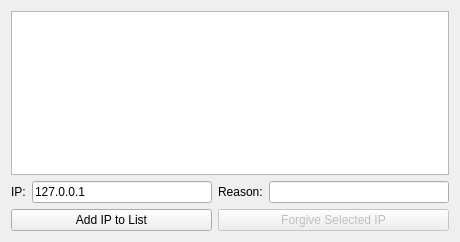
Above: ui/widgets/ipbanwidget.ui from StarixWoS/ReMix before the change. Below: the same form after it.
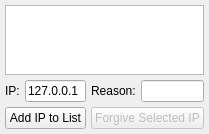
That is the form after the change.

What changed in the file:
```diff
--- a/ui/widgets/ipbanwidget.ui
+++ b/ui/widgets/ipbanwidget.ui
@@ -6,14 +6,29 @@
    <rect>
     <x>0</x>
     <y>0</y>
-    <width>460</width>
-    <height>242</height>
+    <width>196</width>
+    <height>133</height>
    </rect>
   </property>
   <property name="windowTitle">
    <string>Form</string>
   </property>
   <layout class="QGridLayout" name="gridLayout">
+   <property name="leftMargin">
+    <number>5</number>
+   </property>
+   <property name="topMargin">
+    <number>5</number>
+   </property>
+   <property name="rightMargin">
+    <number>5</number>
+   </property>
+   <property name="bottomMargin">
+    <number>5</number>
+   </property>
+   <property name="spacing">
+    <number>5</number>
+   </property>
    <item row="0" column="0" colspan="4">
     <widget class="QTableView" name="ipBanTable">
      <property name="sizePolicy">
```
